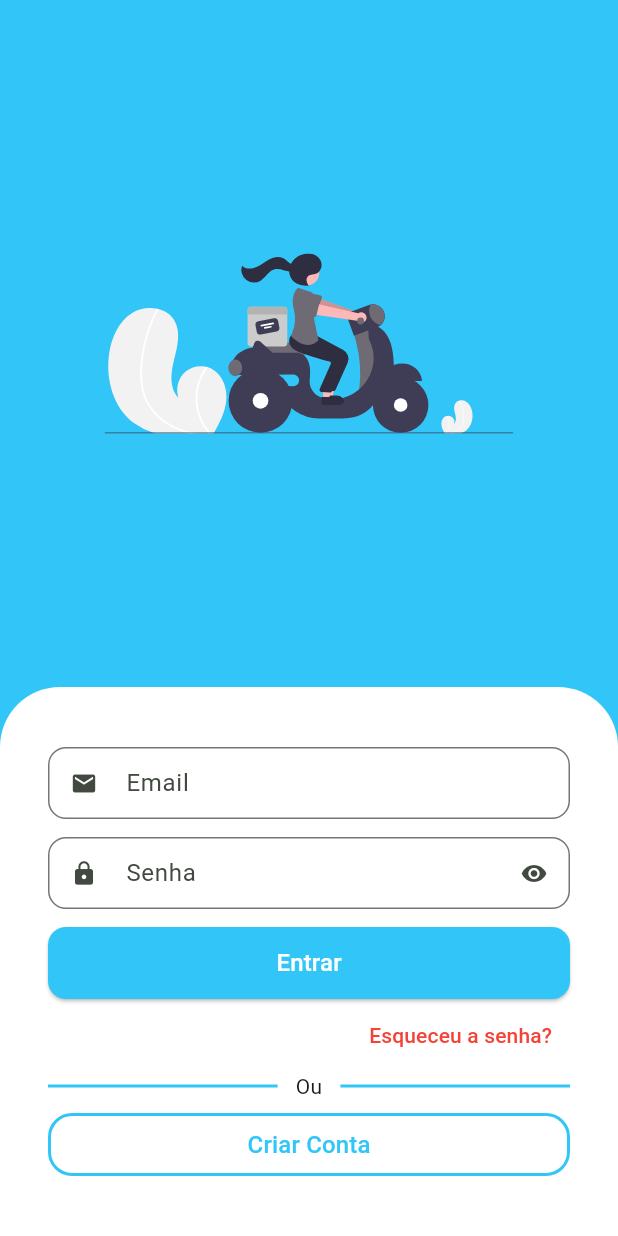
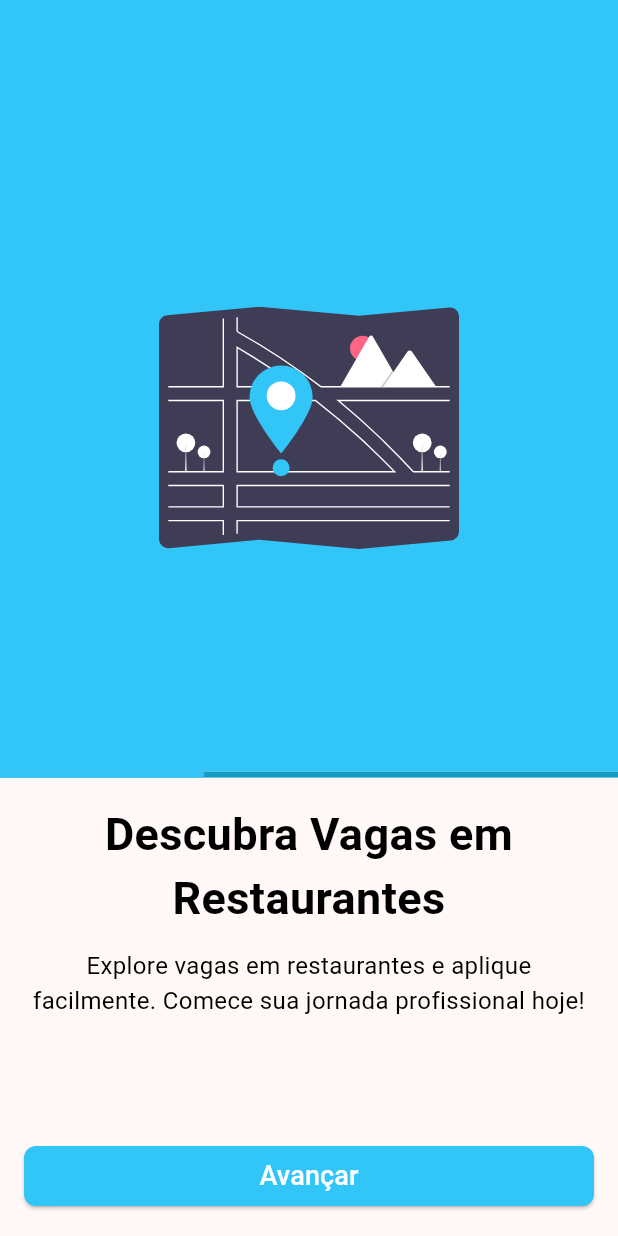
Before and after one commit to rafaelsrabelo/mobile-orde, a Flutter app: the screen it shows after launch, on a phone screen of 412 x 824 dp. Run offline on Flutter 3.47's test engine with Material 3 defaults, Android fonts, the light colour scheme and no system bars; our stand-ins replace flutter_svg, mask_text_input_formatter.

Commit message:
Introduce onboarding flow with navigation enhancements
Implemented a new onboarding experience along with a bottom navbar to facilitate app navigation and discovery. The onboarding flow features SVG illustrations and concise messaging to guide new users through the app's value propositions. Enhanced the main app structure with a `PageView` managed by a `PageController` to enable swipeable navigation across core app sections. Added `ButtonPrimary`, a reusable button component for UI consistency, and established app-wide routing using `Routes`. This change should improve user engagement and provide a smoother introduction to the app functionalities.

- New `OnBoardingScreen` to engage users upon first launch
- Added bottom navigation bar in `BaseScreen` for core app sections
- New `ButtonPrimary` component for consistent button styling
- Defined global route management with `Routes` class
- Minor theme color change to red to align with branding adjustments

Ref: #12345 (if there's an associated issue reference)

```diff
--- a/lib/main.dart
+++ b/lib/main.dart
@@ -1,5 +1,7 @@
 import 'package:flutter/material.dart';
+import 'package:the_king_of_delivery/src/routes/routes.dart';
 import 'package:the_king_of_delivery/src/screens/auth/sign_in_screen.dart';
+import 'package:the_king_of_delivery/src/screens/onboarding/onboarding_screen.dart';
 
 void main() {
   runApp(const MyApp());
@@ -13,11 +15,12 @@ class MyApp extends StatelessWidget {
     return MaterialApp(
       title: 'Flutter Demo',
       theme: ThemeData(
-        colorScheme: ColorScheme.fromSeed(seedColor: Colors.green),
+        colorScheme: ColorScheme.fromSeed(seedColor: Colors.red),
         useMaterial3: true,
       ),
       debugShowCheckedModeBanner: false,
-      home: const SignInScreen(),
+      home: const OnBoardingScreen(),
+      routes: Routes.routes,
     );
   }
 }
--- /dev/null
+++ b/lib/src/routes/routes.dart
@@ -0,0 +1,16 @@
+import 'package:flutter/material.dart';
+import 'package:the_king_of_delivery/src/base/base_screen.dart';
+import 'package:the_king_of_delivery/src/screens/auth/sign_in_screen.dart';
+import 'package:the_king_of_delivery/src/screens/auth/sign_up_screen.dart';
+import 'package:the_king_of_delivery/src/screens/onboarding/onboarding_screen.dart';
+
+class Routes {
+  static final Map<String, WidgetBuilder> routes = {
+    '/onboarding': (context) => const OnBoardingScreen(),
+    '/signin': (context) => const SignInScreen(),
+    '/signup': (context) => SignUpScreen(),
+    '/base': (context) => BaseScreen()
+  };
+
+  static GlobalKey<NavigatorState>? navigatorKey;
+}
--- a/lib/src/screens/auth/sign_in_screen.dart
+++ b/lib/src/screens/auth/sign_in_screen.dart
@@ -6,7 +6,7 @@ import 'package:the_king_of_delivery/src/config/custom_collors.dart';
 import 'package:the_king_of_delivery/src/screens/auth/sign_up_screen.dart';
 
 class SignInScreen extends StatelessWidget {
-  const SignInScreen({super.key});
+  const SignInScreen({Key? key}) : super(key: key);
 
   @override
   Widget build(BuildContext context) {
@@ -18,25 +18,24 @@ class SignInScreen extends StatelessWidget {
         child: SizedBox(
           height: size.height,
           width: size.width,
-          child: Column(
+          child: Stack(
             children: [
-              Expanded(
-                  child: Column(
-                mainAxisAlignment: MainAxisAlignment.center,
+              Column(
                 children: [
-                  SvgPicture.asset(
-                    'assets/moto.svg',
-                    height: 120,
-                  )
-                ],
-              )),
+                  const Expanded(
+                    child: Center(
+                      child: Text(
+                        'Logo',
+                        style: TextStyle(color: Colors.white, fontSize: 32),
+                      ),
+                    ),
+                  ),
                   Container(
                     padding:
                         const EdgeInsets.symmetric(horizontal: 32, vertical: 40),
                     decoration: const BoxDecoration(
                       color: Colors.white,
-                    borderRadius:
-                        BorderRadius.vertical(top: Radius.circular(40))),
+                    ),
                     child: Column(
                       crossAxisAlignment: CrossAxisAlignment.stretch,
                       children: [
@@ -52,18 +51,22 @@ class SignInScreen extends StatelessWidget {
                             style: ElevatedButton.styleFrom(
                               backgroundColor: CustomColors.customSwatchColor,
                               shape: RoundedRectangleBorder(
-                                    borderRadius: BorderRadius.circular(12))),
+                                borderRadius: BorderRadius.circular(12),
+                              ),
+                            ),
                             onPressed: () {
                               Navigator.of(context).pushReplacement(
                                 MaterialPageRoute(builder: (c) {
                                   return BaseScreen();
-                              }));
+                                }),
+                              );
                             },
                             child: const Text(
                               'Entrar',
-                              style:
-                                  TextStyle(fontSize: 16, color: Colors.white),
-                            ))),
+                              style: TextStyle(fontSize: 16, color: Colors.white),
+                            ),
+                          ),
+                        ),
                         Align(
                           alignment: Alignment.centerRight,
                           child: TextButton(
@@ -71,7 +74,8 @@ class SignInScreen extends StatelessWidget {
                             child: const Text(
                               'Esqueceu a senha?',
                               style: TextStyle(color: Colors.red),
-                          )),
+                            ),
+                          ),
                         ),
                         const Padding(
                           padding: EdgeInsets.only(bottom: 8),
@@ -101,22 +105,47 @@ class SignInScreen extends StatelessWidget {
                           child: OutlinedButton(
                             style: OutlinedButton.styleFrom(
                               shape: RoundedRectangleBorder(
-                                  borderRadius: BorderRadius.circular(16)),
+                                borderRadius: BorderRadius.circular(16),
+                              ),
                               side: const BorderSide(
-                                  width: 2, color: Color(0xff31C6F7))),
+                                width: 2,
+                                color: Color(0xff31C6F7),
+                              ),
+                            ),
                             onPressed: () {
-                            Navigator.of(context)
-                                .push(MaterialPageRoute(builder: (c) {
+                              Navigator.of(context).push(
+                                MaterialPageRoute(builder: (c) {
                                   return SignUpScreen();
-                            }));
+                                }),
+                              );
                             },
                             child: const Text(
                               'Criar Conta',
                               style: TextStyle(
-                                color: Color(0xff31C6F7), fontSize: 16),
-                          )),
-                    )
+                                color: Color(0xff31C6F7),
+                                fontSize: 16,
+                              ),
+                            ),
+                          ),
+                        ),
                       ],
+                    ),
+                  ),
+                ],
+              ),
+              Positioned(
+                left: 12,
+                top: 12,
+                child: SafeArea(
+                  child: IconButton(
+                    onPressed: () {
+                      Navigator.of(context).pop();
+                    },
+                    icon: Icon(
+                      Icons.arrow_back_ios,
+                      color: Colors.white,
+                    ),
+                  ),
                 ),
               ),
             ],
--- /dev/null
+++ b/lib/src/screens/onboarding/onboarding_screen.dart
@@ -0,0 +1,174 @@
+import 'package:flutter/material.dart';
+import 'package:flutter_svg/flutter_svg.dart';
+import 'package:the_king_of_delivery/src/config/custom_collors.dart';
+import 'package:the_king_of_delivery/src/routes/routes.dart';
+
+class OnBoardingScreen extends StatefulWidget {
+  const OnBoardingScreen({Key? key}) : super(key: key);
+
+  @override
+  State<OnBoardingScreen> createState() => _OnBoardingScreenState();
+}
+
+class _OnBoardingScreenState extends State<OnBoardingScreen> {
+  int currentIndex = 0;
+  bool showBackButton = false;
+  final List<Map<String, dynamic>> onboardingData = [
+    {
+      'title': 'Descubra Vagas em Restaurantes',
+      'description':
+          'Explore vagas em restaurantes e aplique facilmente. Comece sua jornada profissional hoje!',
+      'image': 'assets/onboarding.svg',
+      'imageText': '',
+    },
+    {
+      'title': 'Ganhe Recompensas por suas Conquistas',
+      'description':
+          'Conquiste pontos e desbloqueie benefícios. Transforme sua busca por emprego em uma aventura gratificante!',
+      'image': 'assets/onboarding2.svg',
+      'imageText': '',
+    },
+    {
+      'title': 'Explore Novas Oportunidades',
+      'description':
+          'Descubra oportunidades em diferentes restaurantes e bairros. Aplique para empregos com facilidade!',
+      'image': 'assets/onboarding3.svg',
+      'imageText': '',
+    },
+  ];
+
+  @override
+  Widget build(BuildContext context) {
+    return Scaffold(
+      appBar: _buildAppBar(context),
+      body: Column(
+        children: [
+          Expanded(
+            flex: 3,
+            child: Container(
+              color: CustomColors.customSwatchColor,
+              alignment: Alignment.center,
+              child: Column(
+                mainAxisAlignment: MainAxisAlignment.center,
+                children: [
+                  SvgPicture.asset(
+                    onboardingData[currentIndex]['image'],
+                    width: 200,
+                    height: 200,
+                  ),
+                  if (currentIndex > 0)
+                    Text(
+                      onboardingData[currentIndex]['imageText'],
+                      style: TextStyle(
+                        fontSize: 30,
+                        color: Colors.white,
+                      ),
+                    ),
+                ],
+              ),
+            ),
+          ),
+          LinearProgressIndicator(
+            value: currentIndex / (onboardingData.length - 1) * 0.66 + 0.33,
+            color: Color(0xff31C6F7),
+            backgroundColor: Color(0xff159bc4), // Cor de fundo
+          ),
+          Expanded(
+            flex: 2,
+            child: Padding(
+              padding: const EdgeInsets.all(16),
+              child: Column(
+                mainAxisAlignment: MainAxisAlignment.center,
+                crossAxisAlignment: CrossAxisAlignment.center,
+                children: [
+                  Text(
+                    onboardingData[currentIndex]['title'],
+                    style: const TextStyle(
+                      fontSize: 30,
+                      color: Colors.black,
+                      fontWeight: FontWeight.bold,
+                    ),
+                    textAlign: TextAlign.center,
+                  ),
+                  const SizedBox(height: 12),
+                  Text(
+                    onboardingData[currentIndex]['description'],
+                    style: const TextStyle(
+                      fontSize: 16,
+                      color: Colors.black,
+                    ),
+                    textAlign: TextAlign.center,
+                  ),
+                  const Spacer(),
+                  Row(
+                    children: [
+                      Expanded(
+                        child: ElevatedButton(
+                          onPressed: () {
+                            setState(() {
+                              if (currentIndex < onboardingData.length - 1) {
+                                currentIndex++;
+                                showBackButton = true;
+                              } else if (currentIndex == 2) {
+                                Navigator.of(context).pushNamed('/signin');
+                              }
+                            });
+                          },
+                          style: ElevatedButton.styleFrom(
+                            primary: CustomColors.customSwatchColor,
+                            shape: RoundedRectangleBorder(
+                              borderRadius: BorderRadius.circular(8),
+                            ),
+                          ),
+                          child: Text(
+                            currentIndex == onboardingData.length - 1
+                                ? 'Acessar'
+                                : 'Avançar',
+                            style: const TextStyle(
+                              color: Colors.white,
+                              fontSize: 18,
+                            ),
+                          ),
+                        ),
+                      ),
+                    ],
+                  ),
+                ],
+              ),
+            ),
+          ),
+        ],
+      ),
+    );
+  }
+
+  AppBar _buildAppBar(BuildContext context) {
+    return AppBar(
+      backgroundColor: CustomColors.customSwatchColor, // Cor do appbar
+      leading: showBackButton
+          ? IconButton(
+              icon: Icon(Icons.arrow_back, color: Colors.white),
+              onPressed: () {
+                setState(() {
+                  if (currentIndex > 0) {
+                    currentIndex--;
+                    showBackButton = currentIndex > 0;
+                  }
+                });
+              },
+            )
+          : null,
+    );
+  }
+}
+
+void main() {
+  runApp(
+    MaterialApp(
+      debugShowCheckedModeBanner: false,
+      routes: Routes.routes,
+      initialRoute: '/onboarding',
+      // home: OnBoardingScreen(),
+    ),
+  );
+}
```
Also changed, not shown: lib/src/base/base_screen.dart (+40 -11 lines), lib/src/components/button_primary.dart (added, +33 -0 lines), lib/src/screens/app/navigation_screen.dart (added, +12 -0 lines), assets/onboarding.svg (added), assets/onboarding2.svg (added), assets/onboarding3.svg (added). Lines whose indentation alone changed are shown as unchanged.
